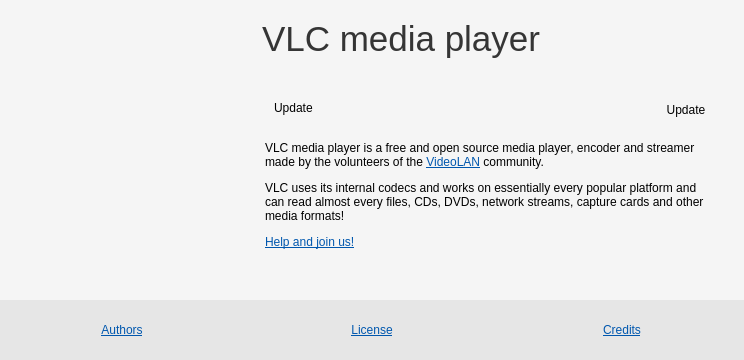
This is modules/gui/qt4/ui/about.ui in andronmobi/vlc-parrot-asteroid as Qt 5 draws it before an edit. The edited form follows.
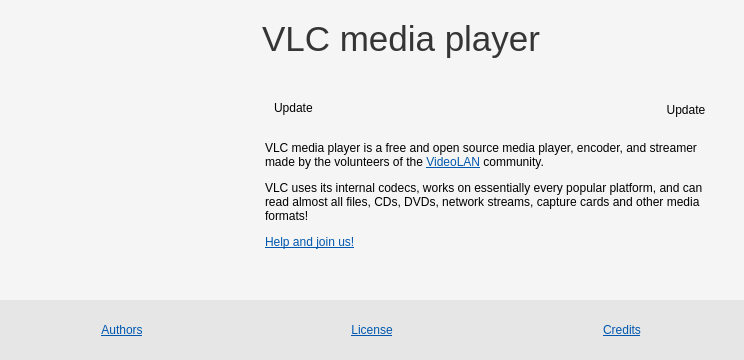
This is the edited form. Icons and pictures are not drawn.

Commit message: Qt: minor grammar and orthography fixes

```diff
--- a/modules/gui/qt4/ui/about.ui
+++ b/modules/gui/qt4/ui/about.ui
@@ -114,7 +114,7 @@
              <string notr="true">padding-right: 20px;</string>
             </property>
             <property name="text">
-             <string>&lt;html&gt;&lt;head/&gt;&lt;body&gt;&lt;p&gt;VLC media player is a free and open source media player, encoder and streamer made by the volunteers of the &lt;a href=&quot;http://www.videolan.org/&quot;&gt;&lt;span style=&quot; text-decoration: underline; color:#0057ae;&quot;&gt;VideoLAN&lt;/span&gt;&lt;/a&gt; community.&lt;/p&gt;&lt;p&gt;VLC uses its internal codecs and works on essentially every popular platform and can read almost every files, CDs, DVDs, network streams, capture cards and other media formats!&lt;/p&gt;&lt;p&gt;&lt;a href=&quot;http://www.videolan.org/contribute/&quot;&gt;&lt;span style=&quot; text-decoration: underline; color:#0057ae;&quot;&gt;Help and join us!&lt;/span&gt;&lt;/a&gt;&lt;/p&gt;&lt;/body&gt;&lt;/html&gt;</string>
+             <string>&lt;html&gt;&lt;head/&gt;&lt;body&gt;&lt;p&gt;VLC media player is a free and open source media player, encoder, and streamer made by the volunteers of the &lt;a href=&quot;http://www.videolan.org/&quot;&gt;&lt;span style=&quot; text-decoration: underline; color:#0057ae;&quot;&gt;VideoLAN&lt;/span&gt;&lt;/a&gt; community.&lt;/p&gt;&lt;p&gt;VLC uses its internal codecs, works on essentially every popular platform, and can read almost all files, CDs, DVDs, network streams, capture cards and other media formats!&lt;/p&gt;&lt;p&gt;&lt;a href=&quot;http://www.videolan.org/contribute/&quot;&gt;&lt;span style=&quot; text-decoration: underline; color:#0057ae;&quot;&gt;Help and join us!&lt;/span&gt;&lt;/a&gt;&lt;/p&gt;&lt;/body&gt;&lt;/html&gt;</string>
             </property>
             <property name="alignment">
              <set>Qt::AlignLeading|Qt::AlignLeft|Qt::AlignTop</set>
```
